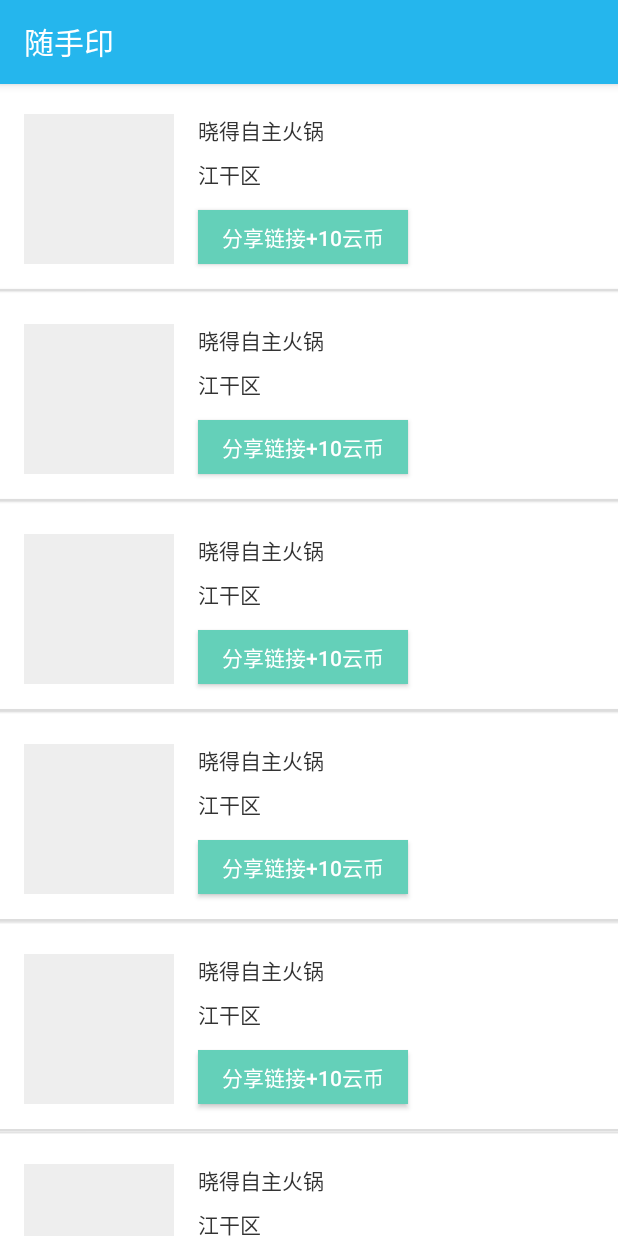
After one commit to guobin1112/Yun_Android, an Android app: the ShareLinksActivity screen opened directly, with no data from a screen before it, on a phone screen of 412 x 824 dp. The commit adds this screen. Run offline under Robolectric (Android 15) with nearby library versions, the phone set to English and light mode, and no system bars.

Commit message:
share links activity layout finish

```diff
--- a/app/src/main/AndroidManifest.xml
+++ b/app/src/main/AndroidManifest.xml
@@ -50,7 +50,8 @@
         <activity android:name=".Activity.PrintActivity" />
         <activity android:name=".Activity.SocialActivity" />
         <activity android:name=".Activity.SignInActivity" />
-        <activity android:name=".Activity.MicroLibListActivity"></activity>
+        <activity android:name=".Activity.MicroLibListActivity" />
+        <activity android:name=".Activity.ShareLinksActivity"></activity>
     </application>
 
 </manifest>
--- /dev/null
+++ b/app/src/main/java/com/yuncool/yun_android/Activity/ShareLinksActivity.java
@@ -0,0 +1,72 @@
+package com.yuncool.yun_android.Activity;
+
+import android.os.Bundle;
+import android.support.v7.app.AppCompatActivity;
+import android.support.v7.widget.LinearLayoutManager;
+import android.support.v7.widget.RecyclerView;
+
+import com.yuncool.yun_android.R;
+import com.yuncool.yun_android.adapter.ShareLinksAdapter;
+import com.yuncool.yun_android.model.ShopModel;
+
+import java.util.ArrayList;
+import java.util.List;
+
+public class ShareLinksActivity extends AppCompatActivity {
+
+    private RecyclerView rv_share_links;
+
+    private ShareLinksAdapter adapter;
+
+    private LinearLayoutManager layoutManager;
+
+    private List<ShopModel> modelList = new ArrayList<>();
+
+    @Override
+    protected void onCreate(Bundle savedInstanceState) {
+        super.onCreate(savedInstanceState);
+        setContentView(R.layout.activity_share_links);
+
+        initData();
+        initView();
+        initEvent();
+    }
+
+    private void initData() {
+
+        modelList.add(new ShopModel("晓得自主火锅", "江干区"));
+        modelList.add(new ShopModel("晓得自主火锅", "江干区"));
+        modelList.add(new ShopModel("晓得自主火锅", "江干区"));
+        modelList.add(new ShopModel("晓得自主火锅", "江干区"));
+        modelList.add(new ShopModel("晓得自主火锅", "江干区"));
+        modelList.add(new ShopModel("晓得自主火锅", "江干区"));
+        modelList.add(new ShopModel("晓得自主火锅", "江干区"));
+        modelList.add(new ShopModel("晓得自主火锅", "江干区"));
+        modelList.add(new ShopModel("晓得自主火锅", "江干区"));
+        modelList.add(new ShopModel("晓得自主火锅", "江干区"));
+        modelList.add(new ShopModel("晓得自主火锅", "江干区"));
+        modelList.add(new ShopModel("晓得自主火锅", "江干区"));
+        modelList.add(new ShopModel("晓得自主火锅", "江干区"));
+        modelList.add(new ShopModel("晓得自主火锅", "江干区"));
+        modelList.add(new ShopModel("晓得自主火锅", "江干区"));
+        modelList.add(new ShopModel("晓得自主火锅", "江干区"));
+        modelList.add(new ShopModel("晓得自主火锅", "江干区"));
+
+    }
+
+    private void initView() {
+
+        rv_share_links = (RecyclerView) findViewById(R.id.rv_share_links);
+
+        layoutManager = new LinearLayoutManager(this);
+
+        adapter = new ShareLinksAdapter(modelList);
+
+        rv_share_links.setLayoutManager(layoutManager);
+        rv_share_links.setAdapter(adapter);
+    }
+
+    private void initEvent() {
+
+    }
+}
--- /dev/null
+++ b/app/src/main/java/com/yuncool/yun_android/adapter/ShareLinksAdapter.java
@@ -0,0 +1,76 @@
+package com.yuncool.yun_android.adapter;
+
+import android.support.v7.widget.RecyclerView;
+import android.view.LayoutInflater;
+import android.view.View;
+import android.view.ViewGroup;
+import android.widget.Button;
+import android.widget.ImageView;
+import android.widget.TextView;
+import android.widget.Toast;
+
+import com.yuncool.yun_android.R;
+import com.yuncool.yun_android.model.ShopModel;
+
+import java.util.ArrayList;
+import java.util.List;
+
+/**
+ * Created by Black on 2016/2/16.
+ */
+public class ShareLinksAdapter extends RecyclerView.Adapter<ShareLinksAdapter.ViewHolder> {
+
+    private List<ShopModel> modelList = new ArrayList<>();
+
+    public ShareLinksAdapter(List<ShopModel> modelList) {
+        this.modelList = modelList;
+    }
+
+    @Override
+    public ViewHolder onCreateViewHolder(ViewGroup parent, int viewType) {
+
+        View view = LayoutInflater.from(parent.getContext()).inflate(R.layout.item_share_links, parent, false);
+
+        return new ViewHolder(view);
+    }
+
+    @Override
+    public void onBindViewHolder(ViewHolder holder, int position) {
+
+        //TODO
+        //holder.iv_shop_pic
+        holder.tv_shop_name.setText(modelList.get(position).shopName);
+        holder.tv_area.setText(modelList.get(position).area);
+
+        holder.btn_share_link.setOnClickListener(new View.OnClickListener() {
+            @Override
+            public void onClick(View view) {
+                //TODO
+                Toast.makeText(view.getContext(), "正在开发中", Toast.LENGTH_SHORT).show();
+
+            }
+        });
+
+    }
+
+    @Override
+    public int getItemCount() {
+        return modelList.size();
+    }
+
+    public static class ViewHolder extends RecyclerView.ViewHolder {
+        public ImageView iv_shop_pic;
+        public TextView tv_shop_name;
+        public Button btn_share_link;
+        public TextView tv_area;
+
+        public ViewHolder(View itemView) {
+            super(itemView);
+
+            this.iv_shop_pic = (ImageView) itemView.findViewById(R.id.iv_shop_pic);
+            this.tv_shop_name = (TextView) itemView.findViewById(R.id.tv_shop_name);
+            this.btn_share_link = (Button) itemView.findViewById(R.id.btn_share_link);
+            this.tv_area = (TextView) itemView.findViewById(R.id.tv_area);
+        }
+    }
+}
--- a/app/src/main/java/com/yuncool/yun_android/model/ShopModel.java
+++ b/app/src/main/java/com/yuncool/yun_android/model/ShopModel.java
@@ -6,9 +6,15 @@ package com.yuncool.yun_android.model;
 public class ShopModel {
     public int shopImageResId;
     public String shopName;
+    public String area;
 
     public ShopModel(int shopImageResId, String shopName) {
         this.shopImageResId = shopImageResId;
         this.shopName = shopName;
     }
+
+    public ShopModel(String shopName, String area) {
+        this.shopName = shopName;
+        this.area = area;
+    }
 }
--- /dev/null
+++ b/app/src/main/java/com/yuncool/yun_android/view/RoundedCornerOutlineProvider.java
@@ -0,0 +1,25 @@
+package com.yuncool.yun_android.view;
+
+import android.annotation.TargetApi;
+import android.graphics.Outline;
+import android.os.Build;
+import android.view.View;
+import android.view.ViewOutlineProvider;
+
+import com.yuncool.yun_android.R;
+
+/**
+ * Created by Black on 2016/2/16.
+ */
+
+
+@TargetApi(Build.VERSION_CODES.LOLLIPOP)
+public class RoundedCornerOutlineProvider extends ViewOutlineProvider {
+    @Override
+    public void getOutline(View view, Outline outline) {
+
+        outline.setRoundRect(view.getLeft(), view.getTop(), view.getRight(), view.getBottom(),
+                view.getContext().getResources().getDimensionPixelSize(R.dimen.view_corner_radius));
+
+    }
+}
--- /dev/null
+++ b/app/src/main/res/layout/activity_share_links.xml
@@ -0,0 +1,15 @@
+<?xml version="1.0" encoding="utf-8"?>
+<RelativeLayout xmlns:android="http://schemas.android.com/apk/res/android"
+    xmlns:tools="http://schemas.android.com/tools"
+    android:layout_width="match_parent"
+    android:layout_height="match_parent"
+    tools:context="com.yuncool.yun_android.Activity.ShareLinksActivity">
+
+    <android.support.v7.widget.RecyclerView
+        android:id="@+id/rv_share_links"
+        android:layout_width="match_parent"
+        android:layout_height="wrap_content">
+
+    </android.support.v7.widget.RecyclerView>
+
+</RelativeLayout>
--- /dev/null
+++ b/app/src/main/res/layout/item_share_links.xml
@@ -0,0 +1,56 @@
+<?xml version="1.0" encoding="utf-8"?>
+<RelativeLayout xmlns:android="http://schemas.android.com/apk/res/android"
+    android:layout_width="match_parent"
+    android:layout_height="140dp"
+    android:background="@android:color/white">
+
+    <ImageButton
+        android:id="@+id/iv_shop_pic"
+        android:layout_width="100dp"
+        android:layout_height="100dp"
+        android:layout_centerVertical="true"
+        android:layout_marginLeft="@dimen/view_normal_space"
+        android:background="@color/colorWindowBackground" />
+
+    <TextView
+        android:id="@+id/tv_shop_name"
+        style="@style/DefaultTextStyle"
+        android:layout_width="wrap_content"
+        android:layout_height="wrap_content"
+        android:layout_alignTop="@id/iv_shop_pic"
+        android:layout_marginLeft="@dimen/view_normal_space"
+        android:layout_toRightOf="@id/iv_shop_pic"
+        android:text="店铺名称" />
+
+    <TextView
+        android:id="@+id/tv_area"
+        style="@style/DefaultTextStyle"
+        android:layout_width="wrap_content"
+        android:layout_height="wrap_content"
+        android:layout_below="@id/tv_shop_name"
+        android:layout_marginLeft="@dimen/view_normal_space"
+        android:layout_marginTop="@dimen/view_small_space"
+        android:layout_toRightOf="@id/iv_shop_pic"
+        android:text="区域" />
+
+    <Button
+        android:id="@+id/btn_share_link"
+        style="@style/DefaultTextStyle"
+        android:layout_width="wrap_content"
+        android:layout_height="@dimen/button_normal_height"
+        android:layout_alignBottom="@id/iv_shop_pic"
+        android:layout_marginLeft="@dimen/view_normal_space"
+        android:layout_toRightOf="@id/iv_shop_pic"
+        android:background="@color/light_cyan"
+        android:paddingLeft="@dimen/view_normal_space"
+        android:paddingRight="@dimen/view_normal_space"
+        android:text="@string/share_links_to_get_money"
+        android:textColor="@android:color/white" />
+
+    <View
+        style="@style/LineStyle"
+        android:layout_alignParentBottom="true"
+        android:layout_marginBottom="2dp"
+        android:elevation="@dimen/view_min_dimen" />
+
+</RelativeLayout>
--- a/app/src/main/res/values/colors.xml
+++ b/app/src/main/res/values/colors.xml
@@ -10,4 +10,5 @@
     <color name="colorLineDivider">#dddddd</color>
 
     <color name="orange">#FF9800</color>
+    <color name="light_cyan">#64d0b9</color>
 </resources>
--- a/app/src/main/res/values/dimens.xml
+++ b/app/src/main/res/values/dimens.xml
@@ -9,6 +9,7 @@
     <dimen name="view_large_space">24dp</dimen>
     <dimen name="view_normal_space">16dp</dimen>
     <dimen name="view_small_space">8dp</dimen>
+    <dimen name="button_normal_height">36dp</dimen>
 
     <dimen name="font_normal">14sp</dimen>
     <dimen name="font_small">12sp</dimen>
--- a/app/src/main/res/values/strings.xml
+++ b/app/src/main/res/values/strings.xml
@@ -37,4 +37,6 @@
     <string name="upload_file_waiting_print">待打印</string>
     <string name="upload_file_uploading_speed">上传速度</string>
     <string name="upload_file_done">已完成</string>
+
+    <string name="share_links_to_get_money">分享链接+10云币</string>
 </resources>
```
